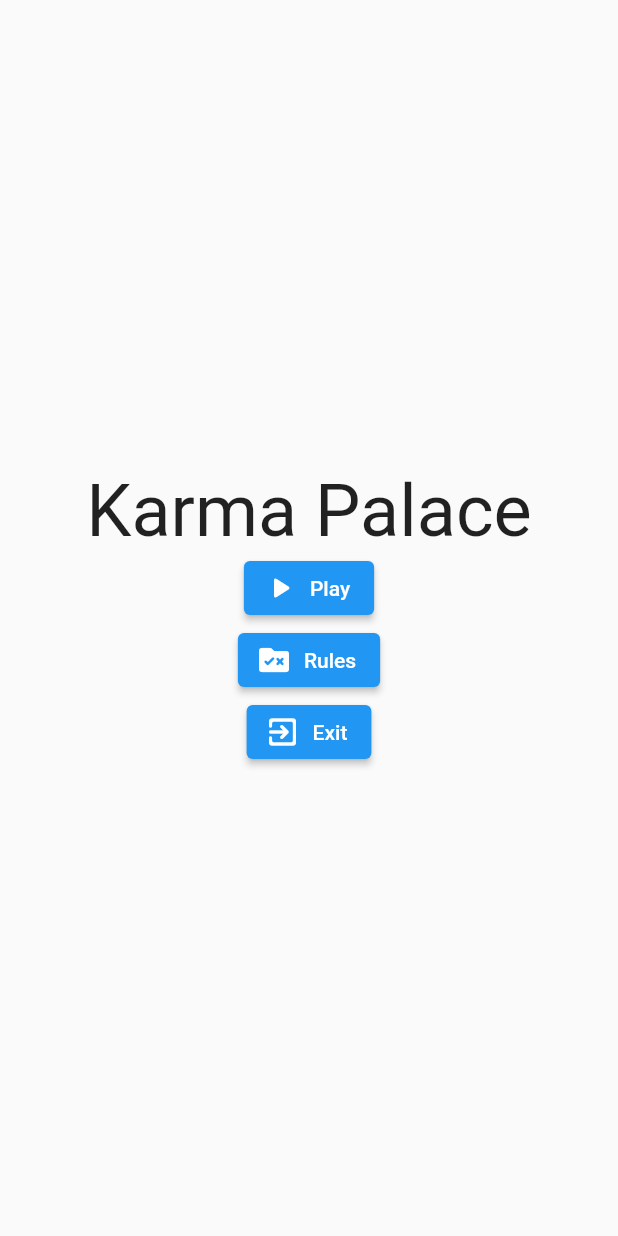
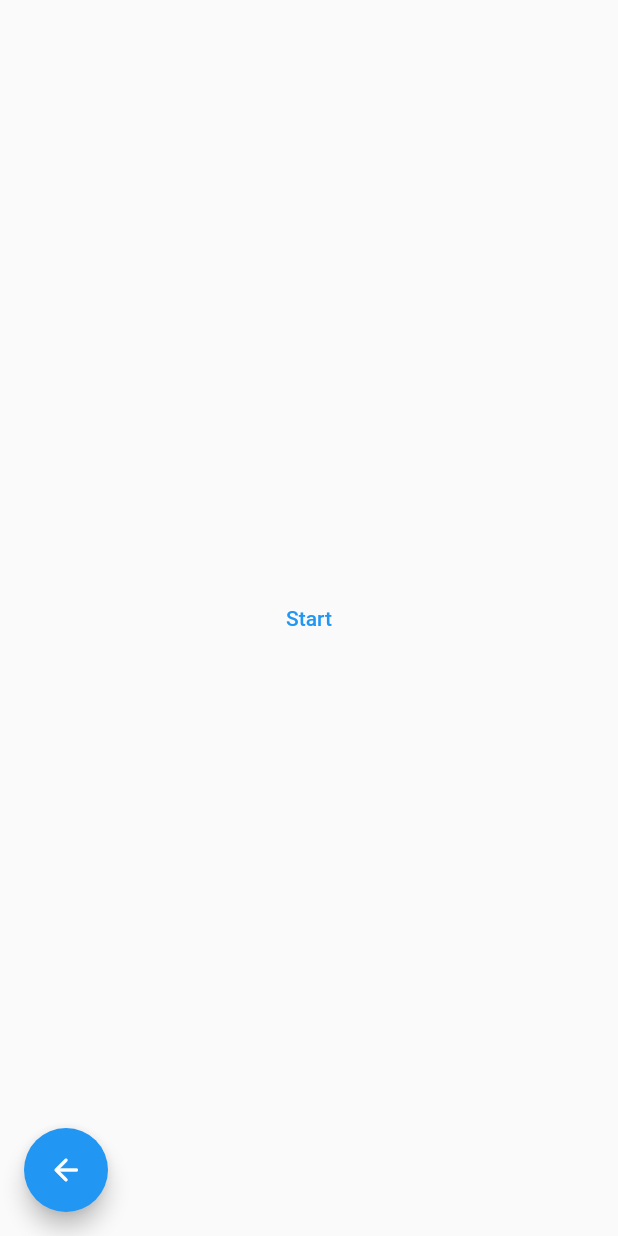
Before and after one commit to nathanogunleye/karma_palace, a Flutter app: the screen it shows after launch, after a tap on "Play", on a phone screen of 412 x 824 dp. Run offline on Flutter 3.47's test engine with Material 2 defaults, Android fonts, the phone set to English and light mode, and no system bars; our stand-ins replace dio, retrofit; generated files the repository leaves out were written again.

Commit message:
#5: Create game screen

```diff
--- /dev/null
+++ b/lib/constants/widget_constants.dart
@@ -0,0 +1,25 @@
+import 'package:flutter/material.dart';
+
+// Image appIcon = Image.asset('assets/images/ise_icon_no_bg.png');
+
+const Color kBackgroundColor = Color(0xFFFF7600);
+
+// const TextStyle kListTextStyle = TextStyle(
+//   fontSize: 30.0,
+// );
+
+// TextStyle Function({bool isBold}) listTextStyleWithOptions =
+//     ({bool isBold = false}) {
+//   return TextStyle(
+//     fontSize: 30.0,
+//     fontWeight: isBold ? FontWeight.bold : FontWeight.normal,
+//   );
+// };
+
+FloatingActionButton Function(BuildContext) backFloatingActionButton =
+    (BuildContext context) {
+  return FloatingActionButton(
+    child: const Icon(Icons.arrow_back_rounded),
+    onPressed: () => Navigator.pop(context),
+  );
+};
--- a/lib/main.dart
+++ b/lib/main.dart
@@ -1,4 +1,5 @@
 import 'package:flutter/material.dart';
+import 'package:karma_palace/screen/game_screen.dart';
 import 'package:karma_palace/screen/home_screen.dart';
 
 void main() {
@@ -16,7 +17,11 @@ class MyApp extends StatelessWidget {
       theme: ThemeData(
         primarySwatch: Colors.blue,
       ),
-      home: const HomeScreen(),
+      // home: const HomeScreen(),
+      routes: {
+        '/': (BuildContext context) => const HomeScreen(),
+        '/game': (BuildContext context) => const GameScreen(),
+      },
     );
   }
 }
--- /dev/null
+++ b/lib/screen/game_screen.dart
@@ -0,0 +1,27 @@
+import 'package:flutter/material.dart';
+import 'package:karma_palace/constants/widget_constants.dart';
+
+class GameScreen extends StatefulWidget {
+  const GameScreen({Key? key}) : super(key: key);
+
+  @override
+  _GameScreenState createState() => _GameScreenState();
+}
+
+class _GameScreenState extends State<GameScreen> {
+  @override
+  Widget build(BuildContext context) {
+    return Scaffold(
+      floatingActionButtonLocation: FloatingActionButtonLocation.startFloat,
+      floatingActionButton: backFloatingActionButton(context),
+      body: Center(
+        child: TextButton(
+          onPressed: createNewDeck,
+          child: const Text('Start'),
+        ),
+      ),
+    );
+  }
+
+  void createNewDeck() {}
+}
--- a/lib/screen/home_screen.dart
+++ b/lib/screen/home_screen.dart
@@ -31,7 +31,7 @@ class _HomeScreenState extends State<HomeScreen> {
                 Icons.play_arrow_rounded,
               ),
               label: const Text('Play'),
-              onPressed: () {},
+              onPressed: () => Navigator.pushNamed(context, '/game'),
             ),
             ElevatedButton.icon(
               icon: const Icon(
```
Also changed, not shown: pubspec.lock.
